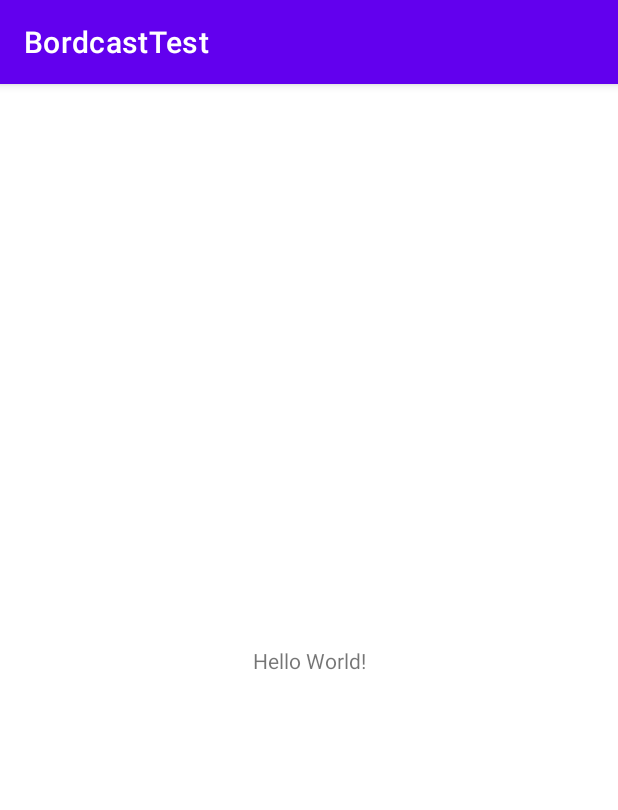
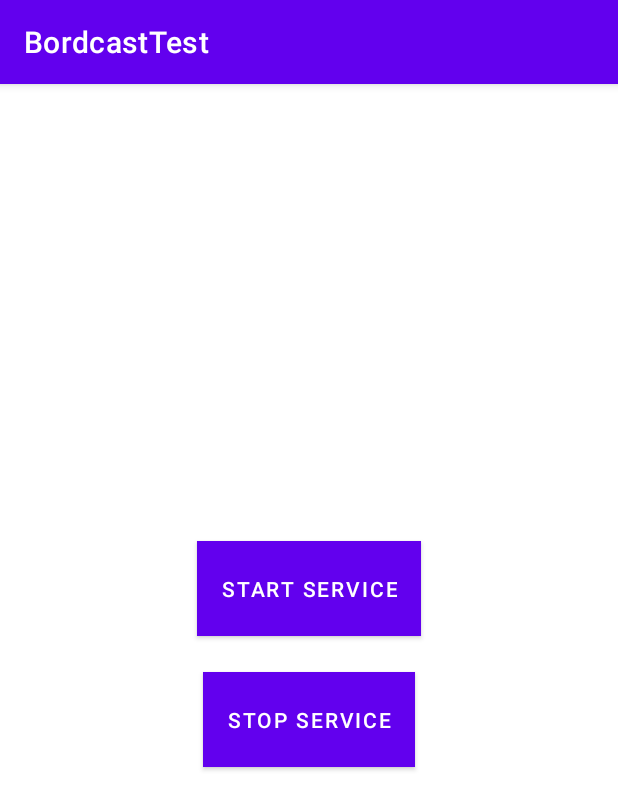
Before and after one commit to MichaelMilich/BordcastTest, an Android app: the screen it shows after launch (MainActivity), on a phone screen of 412 x 824 dp. Shown: the top 810 px of the screen. Run offline under Robolectric (Android 15) with nearby library versions, the phone set to English and light mode, and no system bars.

```diff
--- a/app/src/main/java/millich/michael/bordcasttest/MainActivity.kt
+++ b/app/src/main/java/millich/michael/bordcasttest/MainActivity.kt
@@ -8,12 +8,15 @@ import android.content.Context
 import android.content.Intent
 import androidx.appcompat.app.AppCompatActivity
 import android.os.Bundle
+import android.widget.Button
 import androidx.core.app.NotificationCompat
 import androidx.lifecycle.ViewModelProvider
+import com.google.android.material.snackbar.Snackbar
 import millich.michael.bordcasttest.databse.UnlockDatabase
 
 class MainActivity : AppCompatActivity() {
     private lateinit var viewModel: MyViewModel
+
     override fun onCreate(savedInstanceState: Bundle?) {
         super.onCreate(savedInstanceState)
         setContentView(R.layout.activity_main)
@@ -27,28 +30,26 @@ class MainActivity : AppCompatActivity() {
         channel.description = CHANNEL_DESCRIPTION_1
         mNotificationManager.createNotificationChannel(channel)
 
+        val btnStartService = findViewById<Button>(R.id.buttonStartService)
+        btnStartService.setOnClickListener {
+            Snackbar.make(this,it,"Made start",Snackbar.LENGTH_SHORT).show()
+            startFunction()
+        }
+        val btnStopService  = findViewById<Button>(R.id.buttonStopService)
+        btnStopService.setOnClickListener {
+            Snackbar.make(this,it,"Made stop",Snackbar.LENGTH_SHORT).show()
+            stopFunction() }
+
     }
 
-    override fun onStart() {
-        super.onStart()
+    private fun startFunction()
+    {
         viewModel.start(applicationContext)
     }
 
-    @SuppressLint("UnspecifiedImmutableFlag")
-    fun showNotification(title: String, message: String) {
-        val mNotificationManager = getSystemService(Context.NOTIFICATION_SERVICE) as NotificationManager
-        val intent = Intent(this, MainActivity::class.java)
-        val pendingIntent = PendingIntent.getActivity(this, 0, intent, PendingIntent.FLAG_UPDATE_CURRENT)
+    private fun stopFunction()
+    {
+        viewModel.stop(applicationContext)
+    }
 
-        val notification = NotificationCompat.Builder(this, CHANNEL_ID_1)
-            .setSmallIcon(R.drawable.ic_launcher_background) // notification icon
-            .setContentTitle(title) // title for notification
-            .setContentText(message)// message for notification
-            .setContentIntent(pendingIntent)
-            .setPriority(NotificationCompat.PRIORITY_DEFAULT)
-            .setAutoCancel(true) // clear notification after click
-            .build()
-
-        mNotificationManager.notify(ONGOING_NOTIFICATION_ID, notification)
-    }
 }
--- a/app/src/main/java/millich/michael/bordcasttest/UnlockBroadcastReciver.kt
+++ b/app/src/main/java/millich/michael/bordcasttest/UnlockBroadcastReciver.kt
@@ -36,7 +36,7 @@ object UnlockBroadcastReceiver : BroadcastReceiver() {
                 database.Insert(unlockEvent)
                  val newUnlock = database.getLastUnlock()
                 Log.i("Test", "Count = ${newUnlock!!.eventId} at MillicsecondTime = ${newUnlock.eventTime}")
-                showNotification(context,"Unlocks!" ,"Count = ${newUnlock.eventId} at MillicsecondTime = ${newUnlock.eventTime}")
+               showNotification(context,"Unlocks!" ,"Count = ${newUnlock.eventId} at MillicsecondTime = ${newUnlock.eventTime}")
             }
         }
 
@@ -52,7 +52,7 @@ object UnlockBroadcastReceiver : BroadcastReceiver() {
             .setContentText(message)// message for notification
             .setContentIntent(pendingIntent)
             .setPriority(NotificationCompat.PRIORITY_DEFAULT)
-            .setAutoCancel(true) // clear notification after click
+            .setAutoCancel(false) // clear notification after click
             .build()
         mNotificationManager.notify(ONGOING_NOTIFICATION_ID, notification)
     }
--- a/app/src/main/res/layout/activity_main.xml
+++ b/app/src/main/res/layout/activity_main.xml
@@ -6,13 +6,39 @@
     android:layout_height="match_parent"
     tools:context=".MainActivity">
 
-    <TextView
+    <Button
+        android:id="@+id/buttonStartService"
         android:layout_width="wrap_content"
         android:layout_height="wrap_content"
-        android:text="Hello World!"
+        android:layout_marginStart="8dp"
+        android:layout_marginEnd="8dp"
+        android:background="@color/teal_200"
+        android:padding="16dp"
+        android:text="Start Service"
+        android:textColor="#fff"
+        app:layout_constraintBottom_toTopOf="@+id/buttonStopService"
+        app:layout_constraintEnd_toEndOf="parent"
+        app:layout_constraintHorizontal_bias="0.5"
+        app:layout_constraintStart_toStartOf="parent"
+        app:layout_constraintTop_toTopOf="parent"
+        app:layout_constraintVertical_chainStyle="packed" />
+    <Button
+        android:id="@+id/buttonStopService"
+        android:layout_width="wrap_content"
+        android:layout_height="wrap_content"
+        android:layout_marginStart="8dp"
+        android:layout_marginTop="24dp"
+        android:layout_marginEnd="8dp"
+        android:layout_marginBottom="8dp"
+        android:background="@color/purple_500"
+        android:padding="16dp"
+        android:text="Stop Service"
+        android:textColor="#fff"
         app:layout_constraintBottom_toBottomOf="parent"
-        app:layout_constraintLeft_toLeftOf="parent"
-        app:layout_constraintRight_toRightOf="parent"
-        app:layout_constraintTop_toTopOf="parent" />
+        app:layout_constraintEnd_toEndOf="parent"
+        app:layout_constraintHorizontal_bias="0.5"
+        app:layout_constraintStart_toStartOf="parent"
+        app:layout_constraintTop_toBottomOf="@+id/buttonStartService"
+        app:layout_constraintVertical_bias="0.218" />
 
 </androidx.constraintlayout.widget.ConstraintLayout>
```
Also changed, not shown: app/src/main/AndroidManifest.xml (+6 -1 lines), app/src/main/java/millich/michael/bordcasttest/MyTestService.kt (+12 -8 lines), app/src/main/java/millich/michael/bordcasttest/MyViewModel.kt (+7 -1 lines).
